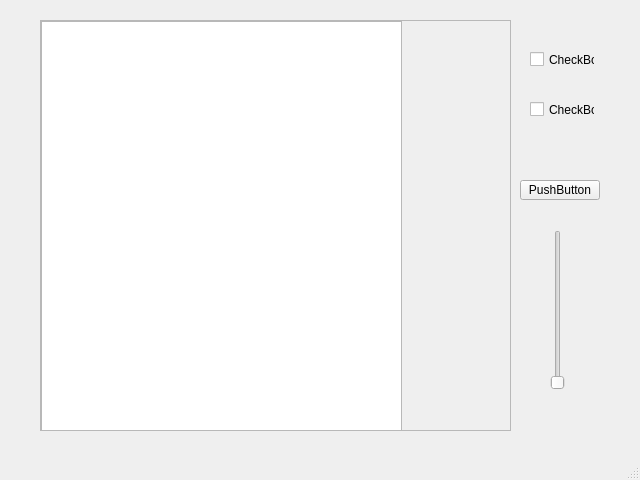
This is Python IDE/mainwindow.ui in JassonRM/DodeFast as Qt 5 draws it before an edit. The edited form follows.
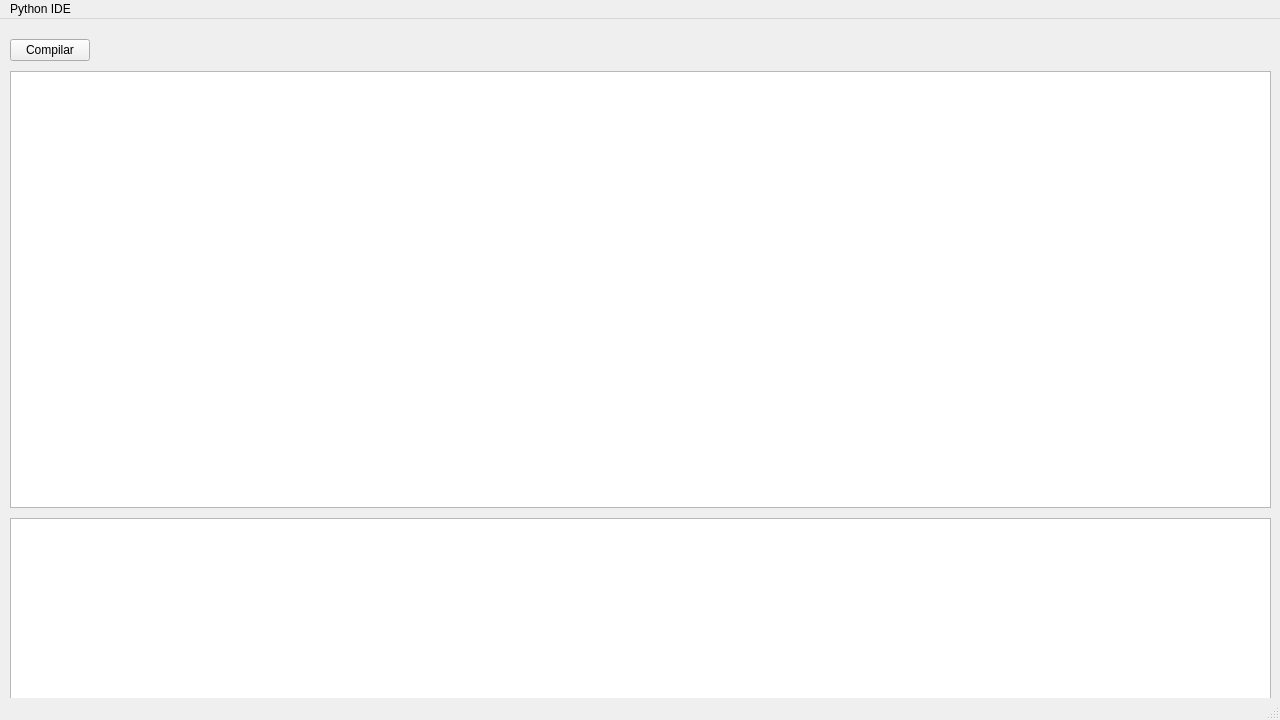
This is the edited form.

Commit message: UI, Compile Btn and MacOS script

Diff of the .ui file:
```diff
--- a/Python IDE/mainwindow.ui
+++ b/Python IDE/mainwindow.ui
@@ -6,98 +6,120 @@
    <rect>
     <x>0</x>
     <y>0</y>
-    <width>640</width>
-    <height>480</height>
+    <width>1280</width>
+    <height>720</height>
    </rect>
   </property>
+  <property name="sizePolicy">
+   <sizepolicy hsizetype="Minimum" vsizetype="Minimum">
+    <horstretch>0</horstretch>
+    <verstretch>0</verstretch>
+   </sizepolicy>
+  </property>
+  <property name="minimumSize">
+   <size>
+    <width>720</width>
+    <height>480</height>
+   </size>
+  </property>
+  <property name="baseSize">
+   <size>
+    <width>1280</width>
+    <height>720</height>
+   </size>
+  </property>
   <property name="windowTitle">
    <string>MainWindow</string>
   </property>
   <widget class="QWidget" name="centralwidget">
-   <widget class="QScrollArea" name="scrollArea">
+   <widget class="QWidget" name="verticalLayoutWidget">
     <property name="geometry">
      <rect>
-      <x>40</x>
-      <y>20</y>
-      <width>471</width>
-      <height>411</height>
+      <x>0</x>
+      <y>10</y>
+      <width>1281</width>
+      <height>691</height>
      </rect>
     </property>
-    <property name="widgetResizable">
-     <bool>true</bool>
-    </property>
-    <widget class="QWidget" name="scrollAreaWidgetContents">
-     <property name="geometry">
-      <rect>
-       <x>0</x>
-       <y>0</y>
-       <width>469</width>
-       <height>409</height>
-      </rect>
+    <layout class="QVBoxLayout" name="verticalLayout">
+     <property name="spacing">
+      <number>10</number>
      </property>
-     <widget class="QTextEdit" name="textEdit">
-      <property name="geometry">
-       <rect>
-        <x>0</x>
-        <y>0</y>
-        <width>361</width>
-        <height>411</height>
-       </rect>
-      </property>
-     </widget>
-    </widget>
-   </widget>
-   <widget class="QCheckBox" name="checkBox">
-    <property name="geometry">
-     <rect>
-      <x>530</x>
-      <y>50</y>
-      <width>65</width>
-      <height>19</height>
-     </rect>
-    </property>
-    <property name="text">
-     <string>CheckBox</string>
-    </property>
-   </widget>
-   <widget class="QPushButton" name="pushButton">
-    <property name="geometry">
-     <rect>
-      <x>520</x>
-      <y>180</y>
-      <width>80</width>
-      <height>20</height>
-     </rect>
-    </property>
-    <property name="text">
-     <string>PushButton</string>
-    </property>
-   </widget>
-   <widget class="QCheckBox" name="checkBox_2">
-    <property name="geometry">
-     <rect>
-      <x>530</x>
-      <y>100</y>
-      <width>65</width>
-      <height>19</height>
-     </rect>
-    </property>
-    <property name="text">
-     <string>CheckBox</string>
-    </property>
-   </widget>
-   <widget class="QSlider" name="verticalSlider">
-    <property name="geometry">
-     <rect>
-      <x>550</x>
-      <y>230</y>
-      <width>16</width>
-      <height>160</height>
-     </rect>
-    </property>
-    <property name="orientation">
-     <enum>Qt::Vertical</enum>
-    </property>
+     <property name="sizeConstraint">
+      <enum>QLayout::SetNoConstraint</enum>
+     </property>
+     <property name="leftMargin">
+      <number>10</number>
+     </property>
+     <property name="topMargin">
+      <number>10</number>
+     </property>
+     <property name="rightMargin">
+      <number>10</number>
+     </property>
+     <property name="bottomMargin">
+      <number>10</number>
+     </property>
+     <item>
+      <layout class="QHBoxLayout" name="horizontalLayout">
+       <item>
+        <widget class="QPushButton" name="compileBtn">
+         <property name="text">
+          <string>Compilar</string>
+         </property>
+        </widget>
+       </item>
+       <item>
+        <spacer name="horizontalSpacer">
+         <property name="orientation">
+          <enum>Qt::Horizontal</enum>
+         </property>
+         <property name="sizeHint" stdset="0">
+          <size>
+           <width>40</width>
+           <height>20</height>
+          </size>
+         </property>
+        </spacer>
+       </item>
+      </layout>
+     </item>
+     <item>
+      <widget class="QPlainTextEdit" name="plainTextEdit">
+       <property name="sizePolicy">
+        <sizepolicy hsizetype="Expanding" vsizetype="Expanding">
+         <horstretch>0</horstretch>
+         <verstretch>0</verstretch>
+        </sizepolicy>
+       </property>
+       <property name="minimumSize">
+        <size>
+         <width>0</width>
+         <height>0</height>
+        </size>
+       </property>
+      </widget>
+     </item>
+     <item>
+      <widget class="QTextEdit" name="textEdit">
+       <property name="enabled">
+        <bool>true</bool>
+       </property>
+       <property name="sizePolicy">
+        <sizepolicy hsizetype="Expanding" vsizetype="Fixed">
+         <horstretch>0</horstretch>
+         <verstretch>0</verstretch>
+        </sizepolicy>
+       </property>
+       <property name="minimumSize">
+        <size>
+         <width>0</width>
+         <height>0</height>
+        </size>
+       </property>
+      </widget>
+     </item>
+    </layout>
    </widget>
   </widget>
   <widget class="QMenuBar" name="menubar">
@@ -105,10 +127,16 @@
     <rect>
      <x>0</x>
      <y>0</y>
-     <width>640</width>
-     <height>20</height>
+     <width>1280</width>
+     <height>22</height>
     </rect>
    </property>
+   <widget class="QMenu" name="menuPython_IDE">
+    <property name="title">
+     <string>Python IDE</string>
+    </property>
+   </widget>
+   <addaction name="menuPython_IDE"/>
   </widget>
   <widget class="QStatusBar" name="statusbar"/>
  </widget>
```
The commit also changes 6 other files.
